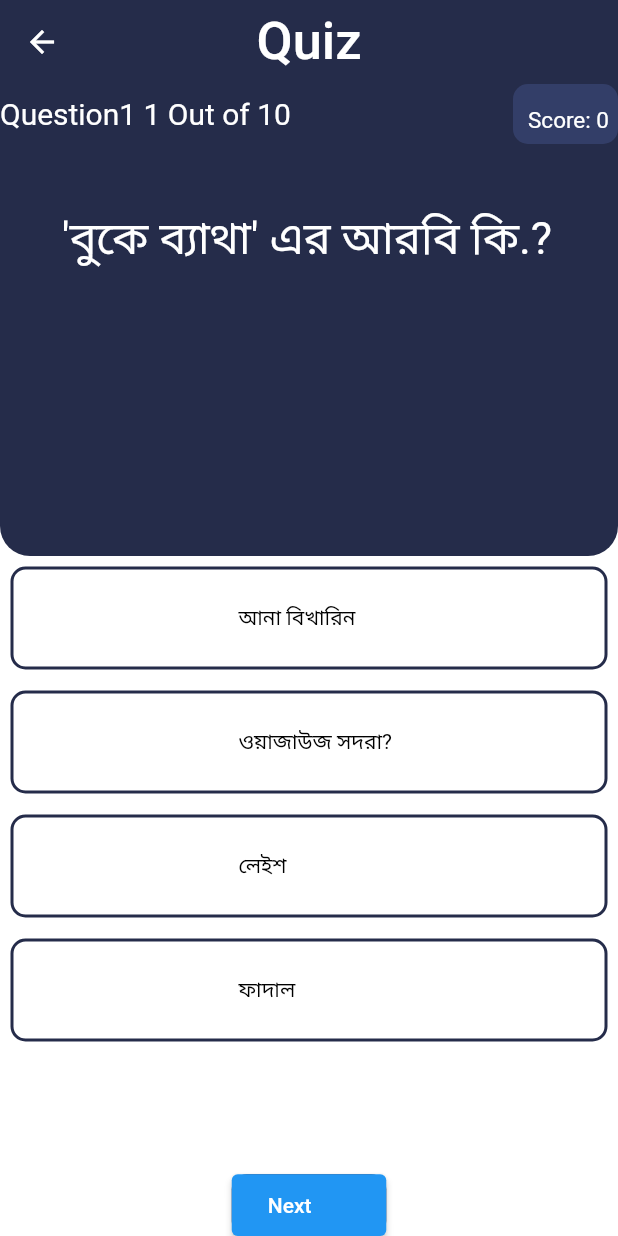
After one commit to TTC-Group/uae, a Flutter app: the startquiz2 screen opened directly, on a phone screen of 412 x 824 dp. The commit adds this screen. Run offline on Flutter 3.47's test engine with Material 2 defaults, Android fonts, the phone set to English and light mode, and no system bars; our stand-ins replace carousel_slider, flutter_slider_drawer, flutter_tts, fluttertoast, speech_to_text; missing offline and left inert: clipboard, translator; statements that could not run were skipped.

Commit message:
small question addd

```diff
--- /dev/null
+++ b/lib/helper/quiz/quiz2.dart
@@ -0,0 +1,260 @@
+import 'package:flutter/cupertino.dart';
+import 'package:flutter/material.dart';
+import 'package:uae/model/quiz_model.dart';
+import 'package:uae/screen/Result.dart';
+int scoreCount=0;
+QuestionModel questionModel1 = QuestionModel(
+    "'বুকে ব্যাথা' এর আরবি কি.?",
+    ["আনা বিখারিন" ,"ওয়াজাউজ সদরা?", "লেইশ", "ফাদাল"],
+    [0,1,0,0]);
+QuestionModel questionModel2 = QuestionModel(
+    "পিঠে ব্যাথা এর আরবি কি?",
+    ["আলামুল মে’দা" ,"আলামুস সিন", "ওয়াজাউজ জাহর", "জিয়তা"],
+    [0,0,1,0]);
+QuestionModel questionModel3 = QuestionModel(
+    "দাতের ব্যাথা এর আরবি কি?",
+    ["মুমাররিদাহ" ,"ত্বাবীব", "উচিবত", "আলামুস সিন"],
+    [0,0,0,1]);
+QuestionModel questionModel4 = QuestionModel(
+    "আপনি কি আমাকে সাহায্য করবেন এর আরবি কি?",
+    ["কাইফা হলুক" ,"আনা বিখারিন", "হাল আনতা তুসািইদিন", "বাইত"],
+    [0,0,1,0]);
+QuestionModel questionModel5 = QuestionModel(
+    "আমি অসুস্থ এর আরবি কি?",
+    ["আনা তাবান" ,"আনা বাদিক রহে মুস্তাসফা", "জিআনা মারিদ", "আনা বিখারিন"],
+    [0,0,1,0]);
+QuestionModel questionModel6 = QuestionModel(
+    "তিন এর আরবি কি?",
+    ["ছালাছা" ,"ওয়াহেদু", "মসাবৃআ ", "তিছুআ"],
+    [1,0,0,0]);
+QuestionModel questionModel7 = QuestionModel(
+    "আমরা এর আরবি কি ?",
+    ["ফাললান " ,"আনতি", "আনতুম", "নাহন"],
+    [0,0,0,1]);
+QuestionModel questionModel8 = QuestionModel(
+    "আমরা পারি এর আরবি কি?",
+    ["নাসতাভীউ " ,"আসতাতীউ", "ইয়ামিনা", "ইয়াসতাতীউন"],
+    [1,0,0,0]);
+QuestionModel questionModel9 = QuestionModel(
+    "সামনে এর আরবি কি?",
+    ["আনা তাবান" ,"আমাম", "ইসমি হেনা", "বাইত"],
+    [0,1,0,0]);
+QuestionModel questionModel10 = QuestionModel(
+    "পিছনে এর আরবি কি?",
+    ["আনা তাবান" ,"আমাম", "খালফা", "বাইত"],
+    [0,0,1,0]);
+// QuestionModel questionModel11 = QuestionModel(
+//     "আমার নাম হেনা?",
+//     ["আনা তাবান" ,"আনা বিখারিন", "ইসমি হেনা", "বাইত"],
+//     [1,0,0,0]);
+// QuestionModel questionModel12 = QuestionModel(
+//     "আমার নাম হেনা?",
+//     ["আনা তাবান" ,"আনা বিখারিন", "ইসমি হেনা", "বাইত"],
+//     [1,0,0,0]);
+// QuestionModel questionModel13 = QuestionModel(
+//     "আমার নাম হেনা?",
+//     ["আনা তাবান" ,"আনা বিখারিন", "ইসমি হেনা", "বাইত"],
+//     [1,0,0,0]);
+// QuestionModel questionModel14 = QuestionModel(
+//     "আমার নাম হেনা?",
+//     ["আনা তাবান" ,"আনা বিখারিন", "ইসমি হেনা", "বাইত"],
+//     [1,0,0,0]);
+// QuestionModel questionModel15 = QuestionModel(
+//     "আমার নাম হেনা?",
+//     ["আনা তাবান" ,"আনা বিখারিন", "ইসমি হেনা", "বাইত"],
+//     [1,0,0,0]);
+// QuestionModel questionModel16 = QuestionModel(
+//     "আমার নাম হেনা?",
+//     ["আনা তাবান" ,"আনা বিখারিন", "ইসমি হেনা", "বাইত"],
+//     [1,0,0,0]);
+// QuestionModel questionModel17 = QuestionModel(
+//     "আমার নাম হেনা?",
+//     ["আনা তাবান" ,"আনা বিখারিন", "ইসমি হেনা", "বাইত"],
+//     [1,0,0,0]);
+// QuestionModel questionModel18 = QuestionModel(
+//     "আমার নাম হেনা?",
+//     ["আনা তাবান" ,"আনা বিখারিন", "ইসমি হেনা", "বাইত"],
+//     [1,0,0,0]);
+// QuestionModel questionModel19 = QuestionModel(
+//     "আমার নাম হেনা?",
+//     ["আনা তাবান" ,"আনা বিখারিন", "ইসমি হেনা", "বাইত"],
+//     [1,0,0,0]);
+// QuestionModel questionModel20 = QuestionModel(
+//     "আমার নাম হেনা?",
+//     ["আনা তাবান" ,"আনা বিখারিন", "ইসমি হেনা", "বাইত"],
+//     [1,0,0,0]);
+List<QuestionModel> questionList =[
+  questionModel1,
+  questionModel2,
+  questionModel3,
+  questionModel4,
+  questionModel5,
+  questionModel6,
+  questionModel7,
+  questionModel8,
+  questionModel9,
+  questionModel10,
+  // questionModel11,
+  // questionModel12,
+  // questionModel13,
+  // questionModel14,
+  // questionModel15,
+  // questionModel15,
+  // questionModel17,
+  // questionModel18,
+  // questionModel19,
+  // questionModel20
+];
+int questionNbr=0;
+bool ansvisiblity = false;
+List <Color> optionColor= [
+  Colors.black,
+  Colors.black,
+  Colors.black,
+  Colors.black,
+];
+class startquiz2 extends StatefulWidget {
+  const startquiz2({Key? key}) : super(key: key);
+
+  @override
+  _startquizState createState() => _startquizState();
+}
+
+class _startquizState extends State<startquiz2> {
+  @override
+  void initState() {
+    bool ansvisiblity = false;
+    optionColor= [
+      Colors.black,
+      Colors.black,
+      Colors.black,
+      Colors.black,
+    ];
+    super.initState();
+  }
+  @override
+  Widget build(BuildContext context) {
+    double height = MediaQuery.of(context).size.height;
+    double width = MediaQuery.of(context).size.width;
+    return Scaffold(
+      appBar: AppBar(centerTitle: true,
+        backgroundColor: Color(0xff252C4A),
+        elevation: 0,
+        title: Text("Quiz",style: TextStyle(fontSize: 35),),
+      ),
+      body: Container(
+        color: Colors.white,
+        child: Column(
+          children: [
+            Container(color: Color(0xff252C4A) ,
+              child: Row(
+                children: [
+                  Text("Question${questionNbr+1} 1 Out of ${questionList.length}",style: TextStyle(fontSize: 20,color: Colors.white),),
+                  Spacer(),
+                  Container(height: 40,
+                      width: 70,
+                      decoration: BoxDecoration(color: Color(0xff333e68),
+                        borderRadius: BorderRadius.circular(10),
+                      ),
+                      child: Padding(
+                        padding: const EdgeInsets.only(top: 15,left: 10),
+                        child: Text("Score: ${scoreCount}",style: TextStyle(fontSize: 15,color: Colors.white)),
+                      )),
+                ],
+              ),
+            ),
+            Container(height: height/3,
+                width: width,
+                decoration: BoxDecoration(color: Color(0xff252C4A),
+                  borderRadius: BorderRadius.only(
+                    bottomRight: Radius.circular(20),
+                    bottomLeft: Radius.circular(20),),
+
+                ),
+                child: Padding(
+                  padding:  EdgeInsets.only(top: height*0.05,left: width/10),
+                  child: Text(questionList[questionNbr].question,style: TextStyle(fontSize: 30,color: Colors.white),),
+                )),
+            Expanded(
+              child: ListView.builder(
+                  itemCount: questionList[questionNbr].optionList.length,
+                  itemBuilder: (context,index){
+                    return Padding(
+                        padding: const EdgeInsets.all(7.0),
+                        child: InkWell( child: InkWell(
+                          onTap: (){
+                            setState(() {
+                              ansvisiblity = true;
+                              if(questionList[questionNbr].optionValueList[index]==1){
+                                scoreCount++;
+                                optionColor[index]=Colors.green;
+                              }
+                              else{
+                                optionColor[index]=Colors.red;
+                              }
+                            });
+                          },
+                          child: Container(height: height/12,
+
+                            decoration: BoxDecoration(
+                              borderRadius: BorderRadius.circular(10),
+                              border: Border.all(width: 2.0, color: Color(0xff252C4A)),
+                            ),
+                            child: Padding(
+                              padding: const EdgeInsets.only(top: 22,left: 150),
+                              child: Text(questionList[questionNbr].optionList[index],
+                                style: TextStyle(
+                                    color: optionColor[index]),),
+                            ),
+                          ),
+                        ),
+                        )
+                    );
+                  }),
+            ),
+            for(int i= 0;i<4; i++)
+              if(questionList[questionNbr].optionValueList[i]==1)
+                Visibility(
+                  visible: ansvisiblity,
+                  child: Text("Correct Answer: "
+                      "${questionList[questionNbr].optionList[i]}"),
+
+                ),
+            Container(height: height/20,
+              width: width/4,
+              decoration: BoxDecoration( color: Color(0xff252C4A),
+                borderRadius: BorderRadius.circular(10),
+              ),
+              child: ElevatedButton(onPressed: (){
+                setState(() {
+                  if(questionNbr<10)
+                    questionNbr++;
+                  else
+                  {
+                    questionNbr=0;
+                    Navigator.push(context, MaterialPageRoute(
+                        builder: (context)=> ScoreView(
+                          totalScore: scoreCount,
+                        )));
+                  }
+                });
+                initState();
+
+              },
+
+                child: Row(
+                  children: [
+                    Padding(
+                      padding: const EdgeInsets.all(8.0),
+                      child: Text("Next"),
+                    )
+                  ],
+                ),),
+            )
+          ],
+
+        ),
+      ),
+    );
+  }
+}
--- /dev/null
+++ b/lib/helper/quiz/quiz3.dart
@@ -0,0 +1,260 @@
+import 'package:flutter/cupertino.dart';
+import 'package:flutter/material.dart';
+import 'package:uae/model/quiz_model.dart';
+import 'package:uae/screen/Result.dart';
+int scoreCount=0;
+QuestionModel questionModel1 = QuestionModel(
+    "আমি আপনাকে কিভাবে সাহায্য করতে পারি এর আরবি কি.?",
+    ["আনা বিখারিন" ,"কায়ফ ইউমকিনুনি মুসাইদুকা?", "লেইশ", "ফাদাল"],
+    [0,1,0,0]);
+QuestionModel questionModel2 = QuestionModel(
+    "আমি মাথাব্যথার জন্য ডাক্তার দেখাতে চাই এর আরবি কি?",
+    ["তায়াল হেনা" ,"মাসা' আলখায়ের দুক্তুর!", "আওয়াদু 'আন' আরা তবিবান লিইলাজ আলসিদাই", "জিয়তা"],
+    [0,0,1,0]);
+QuestionModel questionModel3 = QuestionModel(
+    "আমার পায়ে ব্যথা এর আরবি কি?",
+    ["অদায়ক 'আইইতাম এদাসাত আলেয়ঁ ফী আয়নায়েক" ,"আরা আলকালিল ফী আলিউয়ুন", "আনা বিখারিন", "আশিউর বিআলাম ফী সাকী"],
+    [0,0,0,1]);
+QuestionModel questionModel4 = QuestionModel(
+    "আয়না এর আরবি কি?",
+    ["মুআত্তাফ" ,"মিন্দিল", "বাযলাহ", "কোবআ"],
+    [1,0,0,0]);
+QuestionModel questionModel5 = QuestionModel(
+    "এটার নাম কি এর আরবি কি?",
+    ["আনা তাবান" ,"সুইস মিক হাদা", "জিয়তু মিন", "আনা বিখারিন"],
+    [0,1,0,0]);
+QuestionModel questionModel6 = QuestionModel(
+    "সংবাদপত্র  এর আরবি কি ?",
+    ["ইলাল লেকা" ,"জারিদাহ", "মিন আইনা ", "মা ইসমুকা"],
+    [0,1,0,0]);
+QuestionModel questionModel7 = QuestionModel(
+    "আটার রুটি  এর আরবি কি?",
+    ["ফাললান " ,"হালিব", "লাহামুল গানাম", "খুবজ/খোবুছ"],
+    [0,0,0,1]);
+QuestionModel questionModel8 = QuestionModel(
+    "ভাত,চাউল  এর আরবি কি?",
+    ["আনা তাবান" ,"রুজ", "লিমা জিয়তা", "বাইত"],
+    [0,0,1,0]);
+QuestionModel questionModel9 = QuestionModel(
+    "প্লেট ধােয়ার মেশিন এর আরবি কি?",
+    ["মিগছালাতুল আতবাক" ,"আছছালাজাত/তাল্লাজা", "ইসমি হেনা", "বাইত"],
+    [1,0,0,0]);
+QuestionModel questionModel10 = QuestionModel(
+    "সুইচ অফ করা এর আরবি কি?",
+    ["আনা তাবান" ,"মাগফিরাতান", "কাইফাল হাল", "গাইরু লাজ্জাতিন"],
+    [0,0,0,1]);
+// QuestionModel questionModel11 = QuestionModel(
+//     "আমার নাম হেনা?",
+//     ["আনা তাবান" ,"আনা বিখারিন", "ইসমি হেনা", "বাইত"],
+//     [1,0,0,0]);
+// QuestionModel questionModel12 = QuestionModel(
+//     "আমার নাম হেনা?",
+//     ["আনা তাবান" ,"আনা বিখারিন", "ইসমি হেনা", "বাইত"],
+//     [1,0,0,0]);
+// QuestionModel questionModel13 = QuestionModel(
+//     "আমার নাম হেনা?",
+//     ["আনা তাবান" ,"আনা বিখারিন", "ইসমি হেনা", "বাইত"],
+//     [1,0,0,0]);
+// QuestionModel questionModel14 = QuestionModel(
+//     "আমার নাম হেনা?",
+//     ["আনা তাবান" ,"আনা বিখারিন", "ইসমি হেনা", "বাইত"],
+//     [1,0,0,0]);
+// QuestionModel questionModel15 = QuestionModel(
+//     "আমার নাম হেনা?",
+//     ["আনা তাবান" ,"আনা বিখারিন", "ইসমি হেনা", "বাইত"],
+//     [1,0,0,0]);
+// QuestionModel questionModel16 = QuestionModel(
+//     "আমার নাম হেনা?",
+//     ["আনা তাবান" ,"আনা বিখারিন", "ইসমি হেনা", "বাইত"],
+//     [1,0,0,0]);
+// QuestionModel questionModel17 = QuestionModel(
+//     "আমার নাম হেনা?",
+//     ["আনা তাবান" ,"আনা বিখারিন", "ইসমি হেনা", "বাইত"],
+//     [1,0,0,0]);
+// QuestionModel questionModel18 = QuestionModel(
+//     "আমার নাম হেনা?",
+//     ["আনা তাবান" ,"আনা বিখারিন", "ইসমি হেনা", "বাইত"],
+//     [1,0,0,0]);
+// QuestionModel questionModel19 = QuestionModel(
+//     "আমার নাম হেনা?",
+//     ["আনা তাবান" ,"আনা বিখারিন", "ইসমি হেনা", "বাইত"],
+//     [1,0,0,0]);
+// QuestionModel questionModel20 = QuestionModel(
+//     "আমার নাম হেনা?",
+//     ["আনা তাবান" ,"আনা বিখারিন", "ইসমি হেনা", "বাইত"],
+//     [1,0,0,0]);
+List<QuestionModel> questionList =[
+  questionModel1,
+  questionModel2,
+  questionModel3,
+  questionModel4,
+  questionModel5,
+  questionModel6,
+  questionModel7,
+  questionModel8,
+  questionModel9,
+  questionModel10,
+  // questionModel11,
+  // questionModel12,
+  // questionModel13,
+  // questionModel14,
+  // questionModel15,
+  // questionModel15,
+  // questionModel17,
+  // questionModel18,
+  // questionModel19,
+  // questionModel20
+];
+int questionNbr=0;
+bool ansvisiblity = false;
+List <Color> optionColor= [
+  Colors.black,
+  Colors.black,
+  Colors.black,
+  Colors.black,
+];
+class startquiz3 extends StatefulWidget {
+  const startquiz3({Key? key}) : super(key: key);
+
+  @override
+  _startquizState createState() => _startquizState();
+}
+
+class _startquizState extends State<startquiz3> {
+  @override
+  void initState() {
+    bool ansvisiblity = false;
+    optionColor= [
+      Colors.black,
+      Colors.black,
+      Colors.black,
+      Colors.black,
+    ];
+    super.initState();
+  }
+  @override
+  Widget build(BuildContext context) {
+    double height = MediaQuery.of(context).size.height;
+    double width = MediaQuery.of(context).size.width;
+    return Scaffold(
+      appBar: AppBar(centerTitle: true,
+        backgroundColor: Color(0xff252C4A),
+        elevation: 0,
+        title: Text("Quiz",style: TextStyle(fontSize: 35),),
+      ),
+      body: Container(
+        color: Colors.white,
+        child: Column(
+          children: [
+            Container(color: Color(0xff252C4A) ,
+              child: Row(
+                children: [
+                  Text("Question${questionNbr+1} 1 Out of ${questionList.length}",style: TextStyle(fontSize: 20,color: Colors.white),),
+                  Spacer(),
+                  Container(height: 40,
+                      width: 70,
+                      decoration: BoxDecoration(color: Color(0xff333e68),
+                        borderRadius: BorderRadius.circular(10),
+                      ),
+                      child: Padding(
+                        padding: const EdgeInsets.only(top: 15,left: 10),
+                        child: Text("Score: ${scoreCount}",style: TextStyle(fontSize: 15,color: Colors.white)),
+                      )),
+                ],
+              ),
+            ),
+            Container(height: height/3,
+                width: width,
+                decoration: BoxDecoration(color: Color(0xff252C4A),
+                  borderRadius: BorderRadius.only(
+                    bottomRight: Radius.circular(20),
+                    bottomLeft: Radius.circular(20),),
+
+                ),
+                child: Padding(
+                  padding:  EdgeInsets.only(top: height*0.05,left: width/10),
+                  child: Text(questionList[questionNbr].question,style: TextStyle(fontSize: 30,color: Colors.white),),
+                )),
+            Expanded(
+              child: ListView.builder(
+                  itemCount: questionList[questionNbr].optionList.length,
+                  itemBuilder: (context,index){
+                    return Padding(
+                        padding: const EdgeInsets.all(7.0),
+                        child: InkWell( child: InkWell(
+                          onTap: (){
+                            setState(() {
+                              ansvisiblity = true;
+                              if(questionList[questionNbr].optionValueList[index]==1){
+                                scoreCount++;
+                                optionColor[index]=Colors.green;
+                              }
+                              else{
+                                optionColor[index]=Colors.red;
+                              }
+                            });
+                          },
+                          child: Container(height: height/12,
+
+                            decoration: BoxDecoration(
+                              borderRadius: BorderRadius.circular(10),
+                              border: Border.all(width: 2.0, color: Color(0xff252C4A)),
+                            ),
+                            child: Padding(
+                              padding: const EdgeInsets.only(top: 22,left: 150),
+                              child: Text(questionList[questionNbr].optionList[index],
+                                style: TextStyle(
+                                    color: optionColor[index]),),
+                            ),
+                          ),
+                        ),
+                        )
+                    );
+                  }),
+            ),
+            for(int i= 0;i<4; i++)
+              if(questionList[questionNbr].optionValueList[i]==1)
+                Visibility(
+                  visible: ansvisiblity,
+                  child: Text("Correct Answer: "
+                      "${questionList[questionNbr].optionList[i]}"),
+
+                ),
+            Container(height: height/20,
+              width: width/4,
+              decoration: BoxDecoration( color: Color(0xff252C4A),
+                borderRadius: BorderRadius.circular(10),
+              ),
+              child: ElevatedButton(onPressed: (){
+                setState(() {
+                  if(questionNbr<10)
+                    questionNbr++;
+                  else
+                  {
+                    questionNbr=0;
+                    Navigator.push(context, MaterialPageRoute(
+                        builder: (context)=> ScoreView(
+                          totalScore: scoreCount,
+                        )));
+                  }
+                });
+                initState();
+
+              },
+
+                child: Row(
+                  children: [
+                    Padding(
+                      padding: const EdgeInsets.all(8.0),
+                      child: Text("Next"),
+                    )
+                  ],
+                ),),
+            )
+          ],
+
+        ),
+      ),
+    );
+  }
+}
```
Also changed, not shown: lib/screen/quiz_page.dart (+25 -2 lines).
